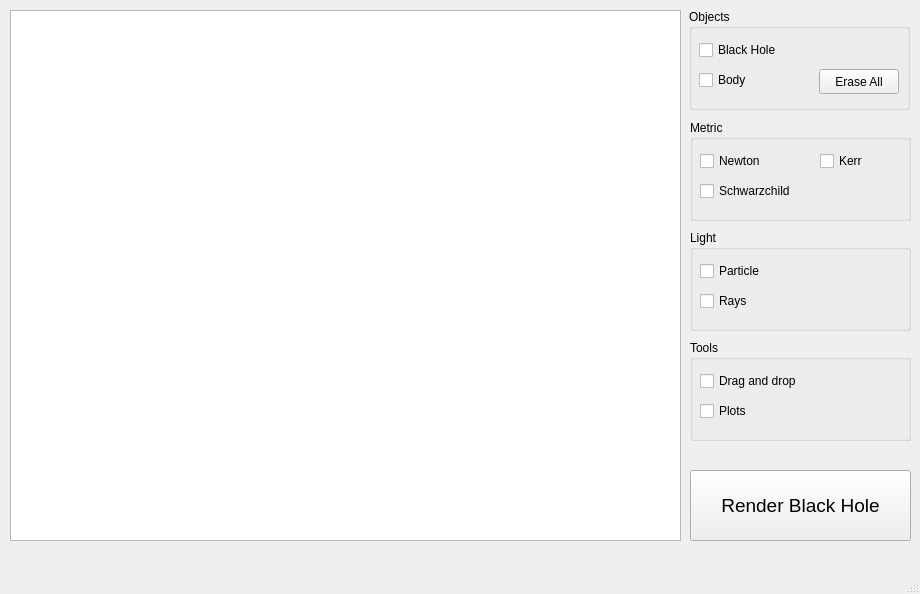
Above: mainwindow.ui from iprice73/BlackHoleEngine before the change. Below: the same form after it.
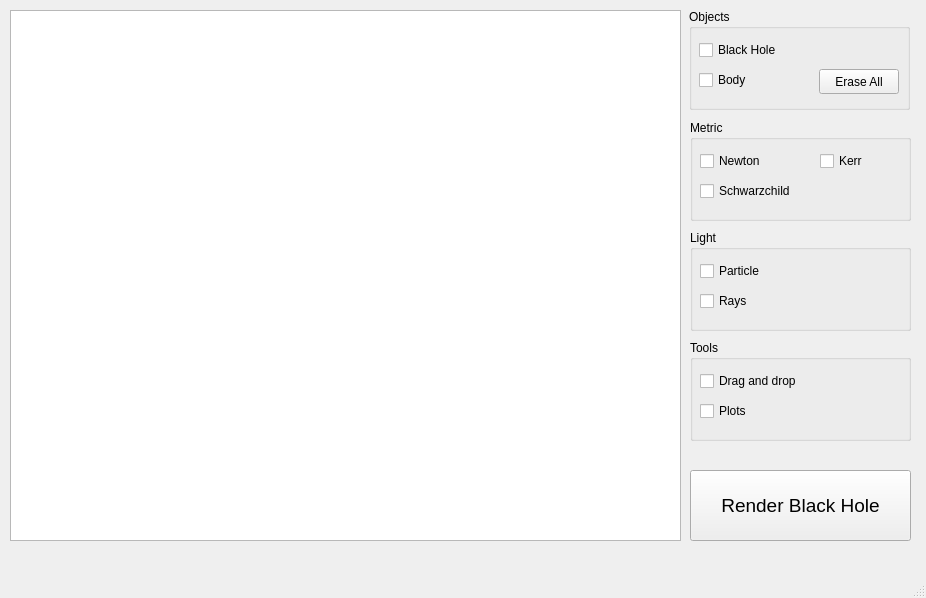
That is the form after the change.

```diff
--- a/mainwindow.ui
+++ b/mainwindow.ui
@@ -6,8 +6,8 @@
    <rect>
     <x>0</x>
     <y>0</y>
-    <width>920</width>
-    <height>594</height>
+    <width>926</width>
+    <height>598</height>
    </rect>
   </property>
   <property name="windowTitle">
```
Left out of the diff: 2 changed lines with no effect on the pictures.
